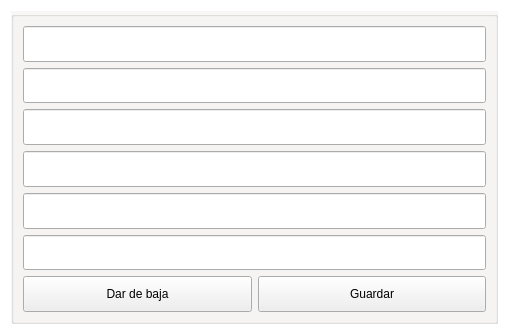
This is gui/detalles/detalleUsuarios.ui in shae-ra/sindicato as Qt 5 draws it before an edit. The edited form follows.
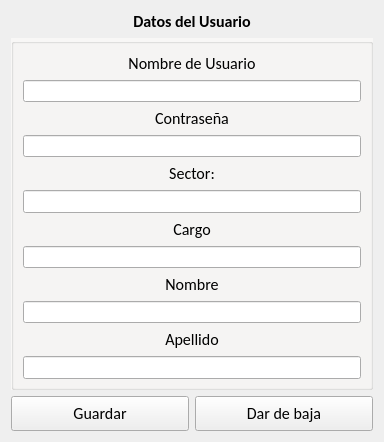
This is the edited form. Icons and pictures are not drawn.

```diff
--- a/gui/detalles/detalleUsuarios.ui
+++ b/gui/detalles/detalleUsuarios.ui
@@ -6,424 +6,27 @@
    <rect>
     <x>0</x>
     <y>0</y>
-    <width>509</width>
-    <height>335</height>
+    <width>384</width>
+    <height>442</height>
    </rect>
   </property>
-  <property name="palette">
-   <palette>
-    <active>
-     <colorrole role="WindowText">
-      <brush brushstyle="SolidPattern">
-       <color alpha="255">
-        <red>0</red>
-        <green>0</green>
-        <blue>0</blue>
-       </color>
-      </brush>
-     </colorrole>
-     <colorrole role="Button">
-      <brush brushstyle="SolidPattern">
-       <color alpha="255">
-        <red>255</red>
-        <green>255</green>
-        <blue>255</blue>
-       </color>
-      </brush>
-     </colorrole>
-     <colorrole role="Light">
-      <brush brushstyle="SolidPattern">
-       <color alpha="255">
-        <red>255</red>
-        <green>255</green>
-        <blue>255</blue>
-       </color>
-      </brush>
-     </colorrole>
-     <colorrole role="Midlight">
-      <brush brushstyle="SolidPattern">
-       <color alpha="255">
-        <red>255</red>
-        <green>255</green>
-        <blue>255</blue>
-       </color>
-      </brush>
-     </colorrole>
-     <colorrole role="Dark">
-      <brush brushstyle="SolidPattern">
-       <color alpha="255">
-        <red>127</red>
-        <green>127</green>
-        <blue>127</blue>
-       </color>
-      </brush>
-     </colorrole>
-     <colorrole role="Mid">
-      <brush brushstyle="SolidPattern">
-       <color alpha="255">
-        <red>170</red>
-        <green>170</green>
-        <blue>170</blue>
-       </color>
-      </brush>
-     </colorrole>
-     <colorrole role="Text">
-      <brush brushstyle="SolidPattern">
-       <color alpha="255">
-        <red>0</red>
-        <green>0</green>
-        <blue>0</blue>
-       </color>
-      </brush>
-     </colorrole>
-     <colorrole role="BrightText">
-      <brush brushstyle="SolidPattern">
-       <color alpha="255">
-        <red>255</red>
-        <green>255</green>
-        <blue>255</blue>
-       </color>
-      </brush>
-     </colorrole>
-     <colorrole role="ButtonText">
-      <brush brushstyle="SolidPattern">
-       <color alpha="255">
-        <red>0</red>
-        <green>0</green>
-        <blue>0</blue>
-       </color>
-      </brush>
-     </colorrole>
-     <colorrole role="Base">
-      <brush brushstyle="SolidPattern">
-       <color alpha="255">
-        <red>255</red>
-        <green>255</green>
-        <blue>255</blue>
-       </color>
-      </brush>
-     </colorrole>
-     <colorrole role="Window">
-      <brush brushstyle="SolidPattern">
-       <color alpha="255">
-        <red>255</red>
-        <green>255</green>
-        <blue>255</blue>
-       </color>
-      </brush>
-     </colorrole>
-     <colorrole role="Shadow">
-      <brush brushstyle="SolidPattern">
-       <color alpha="255">
-        <red>0</red>
-        <green>0</green>
-        <blue>0</blue>
-       </color>
-      </brush>
-     </colorrole>
-     <colorrole role="AlternateBase">
-      <brush brushstyle="SolidPattern">
-       <color alpha="255">
-        <red>255</red>
-        <green>255</green>
-        <blue>255</blue>
-       </color>
-      </brush>
-     </colorrole>
-     <colorrole role="ToolTipBase">
-      <brush brushstyle="SolidPattern">
-       <color alpha="255">
-        <red>255</red>
-        <green>255</green>
-        <blue>220</blue>
-       </color>
-      </brush>
-     </colorrole>
-     <colorrole role="ToolTipText">
-      <brush brushstyle="SolidPattern">
-       <color alpha="255">
-        <red>0</red>
-        <green>0</green>
-        <blue>0</blue>
-       </color>
-      </brush>
-     </colorrole>
-    </active>
-    <inactive>
-     <colorrole role="WindowText">
-      <brush brushstyle="SolidPattern">
-       <color alpha="255">
-        <red>0</red>
-        <green>0</green>
-        <blue>0</blue>
-       </color>
-      </brush>
-     </colorrole>
-     <colorrole role="Button">
-      <brush brushstyle="SolidPattern">
-       <color alpha="255">
-        <red>255</red>
-        <green>255</green>
-        <blue>255</blue>
-       </color>
-      </brush>
-     </colorrole>
-     <colorrole role="Light">
-      <brush brushstyle="SolidPattern">
-       <color alpha="255">
-        <red>255</red>
-        <green>255</green>
-        <blue>255</blue>
-       </color>
-      </brush>
-     </colorrole>
-     <colorrole role="Midlight">
-      <brush brushstyle="SolidPattern">
-       <color alpha="255">
-        <red>255</red>
-        <green>255</green>
-        <blue>255</blue>
-       </color>
-      </brush>
-     </colorrole>
-     <colorrole role="Dark">
-      <brush brushstyle="SolidPattern">
-       <color alpha="255">
-        <red>127</red>
-        <green>127</green>
-        <blue>127</blue>
-       </color>
-      </brush>
-     </colorrole>
-     <colorrole role="Mid">
-      <brush brushstyle="SolidPattern">
-       <color alpha="255">
-        <red>170</red>
-        <green>170</green>
-        <blue>170</blue>
-       </color>
-      </brush>
-     </colorrole>
-     <colorrole role="Text">
-      <brush brushstyle="SolidPattern">
-       <color alpha="255">
-        <red>0</red>
-        <green>0</green>
-        <blue>0</blue>
-       </color>
-      </brush>
-     </colorrole>
-     <colorrole role="BrightText">
-      <brush brushstyle="SolidPattern">
-       <color alpha="255">
-        <red>255</red>
-        <green>255</green>
-        <blue>255</blue>
-       </color>
-      </brush>
-     </colorrole>
-     <colorrole role="ButtonText">
-      <brush brushstyle="SolidPattern">
-       <color alpha="255">
-        <red>0</red>
-        <green>0</green>
-        <blue>0</blue>
-       </color>
-      </brush>
-     </colorrole>
-     <colorrole role="Base">
-      <brush brushstyle="SolidPattern">
-       <color alpha="255">
-        <red>255</red>
-        <green>255</green>
-        <blue>255</blue>
-       </color>
-      </brush>
-     </colorrole>
-     <colorrole role="Window">
-      <brush brushstyle="SolidPattern">
-       <color alpha="255">
-        <red>255</red>
-        <green>255</green>
-        <blue>255</blue>
-       </color>
-      </brush>
-     </colorrole>
-     <colorrole role="Shadow">
-      <brush brushstyle="SolidPattern">
-       <color alpha="255">
-        <red>0</red>
-        <green>0</green>
-        <blue>0</blue>
-       </color>
-      </brush>
-     </colorrole>
-     <colorrole role="AlternateBase">
-      <brush brushstyle="SolidPattern">
-       <color alpha="255">
-        <red>255</red>
-        <green>255</green>
-        <blue>255</blue>
-       </color>
-      </brush>
-     </colorrole>
-     <colorrole role="ToolTipBase">
-      <brush brushstyle="SolidPattern">
-       <color alpha="255">
-        <red>255</red>
-        <green>255</green>
-        <blue>220</blue>
-       </color>
-      </brush>
-     </colorrole>
-     <colorrole role="ToolTipText">
-      <brush brushstyle="SolidPattern">
-       <color alpha="255">
-        <red>0</red>
-        <green>0</green>
-        <blue>0</blue>
-       </color>
-      </brush>
-     </colorrole>
-    </inactive>
-    <disabled>
-     <colorrole role="WindowText">
-      <brush brushstyle="SolidPattern">
-       <color alpha="255">
-        <red>127</red>
-        <green>127</green>
-        <blue>127</blue>
-       </color>
-      </brush>
-     </colorrole>
-     <colorrole role="Button">
-      <brush brushstyle="SolidPattern">
-       <color alpha="255">
-        <red>255</red>
-        <green>255</green>
-        <blue>255</blue>
-       </color>
-      </brush>
-     </colorrole>
-     <colorrole role="Light">
-      <brush brushstyle="SolidPattern">
-       <color alpha="255">
-        <red>255</red>
-        <green>255</green>
-        <blue>255</blue>
-       </color>
-      </brush>
-     </colorrole>
-     <colorrole role="Midlight">
-      <brush brushstyle="SolidPattern">
-       <color alpha="255">
-        <red>255</red>
-        <green>255</green>
-        <blue>255</blue>
-       </color>
-      </brush>
-     </colorrole>
-     <colorrole role="Dark">
-      <brush brushstyle="SolidPattern">
-       <color alpha="255">
-        <red>127</red>
-        <green>127</green>
-        <blue>127</blue>
-       </color>
-      </brush>
-     </colorrole>
-     <colorrole role="Mid">
-      <brush brushstyle="SolidPattern">
-       <color alpha="255">
-        <red>170</red>
-        <green>170</green>
-        <blue>170</blue>
-       </color>
-      </brush>
-     </colorrole>
-     <colorrole role="Text">
-      <brush brushstyle="SolidPattern">
-       <color alpha="255">
-        <red>127</red>
-        <green>127</green>
-        <blue>127</blue>
-       </color>
-      </brush>
-     </colorrole>
-     <colorrole role="BrightText">
-      <brush brushstyle="SolidPattern">
-       <color alpha="255">
-        <red>255</red>
-        <green>255</green>
-        <blue>255</blue>
-       </color>
-      </brush>
-     </colorrole>
-     <colorrole role="ButtonText">
-      <brush brushstyle="SolidPattern">
-       <color alpha="255">
-        <red>127</red>
-        <green>127</green>
-        <blue>127</blue>
-       </color>
-      </brush>
-     </colorrole>
-     <colorrole role="Base">
-      <brush brushstyle="SolidPattern">
-       <color alpha="255">
-        <red>255</red>
-        <green>255</green>
-        <blue>255</blue>
-       </color>
-      </brush>
-     </colorrole>
-     <colorrole role="Window">
-      <brush brushstyle="SolidPattern">
-       <color alpha="255">
-        <red>255</red>
-        <green>255</green>
-        <blue>255</blue>
-       </color>
-      </brush>
-     </colorrole>
-     <colorrole role="Shadow">
-      <brush brushstyle="SolidPattern">
-       <color alpha="255">
-        <red>0</red>
-        <green>0</green>
-        <blue>0</blue>
-       </color>
-      </brush>
-     </colorrole>
-     <colorrole role="AlternateBase">
-      <brush brushstyle="SolidPattern">
-       <color alpha="255">
-        <red>255</red>
-        <green>255</green>
-        <blue>255</blue>
-       </color>
-      </brush>
-     </colorrole>
-     <colorrole role="ToolTipBase">
-      <brush brushstyle="SolidPattern">
-       <color alpha="255">
-        <red>255</red>
-        <green>255</green>
-        <blue>220</blue>
-       </color>
-      </brush>
-     </colorrole>
-     <colorrole role="ToolTipText">
-      <brush brushstyle="SolidPattern">
-       <color alpha="255">
-        <red>0</red>
-        <green>0</green>
-        <blue>0</blue>
-       </color>
-      </brush>
-     </colorrole>
-    </disabled>
-   </palette>
+  <property name="minimumSize">
+   <size>
+    <width>384</width>
+    <height>442</height>
+   </size>
+  </property>
+  <property name="maximumSize">
+   <size>
+    <width>384</width>
+    <height>442</height>
+   </size>
+  </property>
+  <property name="sizeIncrement">
+   <size>
+    <width>384</width>
+    <height>442</height>
+   </size>
   </property>
   <property name="windowTitle">
    <string>Form</string>
@@ -433,8 +36,64 @@
     <normaloff>../iconos/oesteDev.ico</normaloff>../iconos/oesteDev.ico</iconset>
   </property>
   <layout class="QGridLayout" name="gridLayout_2">
+   <item row="2" column="1">
+    <widget class="QPushButton" name="pushButton">
+     <property name="sizePolicy">
+      <sizepolicy hsizetype="Preferred" vsizetype="Preferred">
+       <horstretch>0</horstretch>
+       <verstretch>0</verstretch>
+      </sizepolicy>
+     </property>
+     <property name="minimumSize">
+      <size>
+       <width>150</width>
+       <height>35</height>
+      </size>
+     </property>
+     <property name="font">
+      <font>
+       <family>Calibri</family>
+       <pointsize>12</pointsize>
+      </font>
+     </property>
+     <property name="styleSheet">
+      <string notr="true"/>
+     </property>
+     <property name="text">
+      <string>Dar de baja</string>
+     </property>
+     <property name="icon">
+      <iconset>
+       <normaloff>../iconos/delete.ico</normaloff>../iconos/delete.ico</iconset>
+     </property>
+    </widget>
+   </item>
    <item row="0" column="0" colspan="2">
+    <widget class="QLabel" name="label_7">
+     <property name="font">
+      <font>
+       <family>Calibri</family>
+       <pointsize>12</pointsize>
+       <weight>75</weight>
+       <bold>true</bold>
+      </font>
+     </property>
+     <property name="text">
+      <string>Datos del Usuario</string>
+     </property>
+     <property name="alignment">
+      <set>Qt::AlignCenter</set>
+     </property>
+    </widget>
+   </item>
+   <item row="1" column="0" colspan="2">
     <widget class="QGroupBox" name="groupBox">
+     <property name="font">
+      <font>
+       <family>Calibri</family>
+       <pointsize>12</pointsize>
+      </font>
+     </property>
      <property name="styleSheet">
       <string notr="true">#groupBox{
 background-color: #F8F7F6
@@ -443,55 +102,45 @@
      <property name="title">
       <string/>
      </property>
-     <layout class="QGridLayout" name="gridLayout" columnstretch="50,50">
-      <item row="6" column="1">
-       <widget class="QPushButton" name="pushButton_2">
+     <layout class="QGridLayout" name="gridLayout">
+      <item row="2" column="2">
+       <widget class="QLineEdit" name="lineEdit_4">
         <property name="sizePolicy">
          <sizepolicy hsizetype="Expanding" vsizetype="Expanding">
           <horstretch>0</horstretch>
           <verstretch>0</verstretch>
          </sizepolicy>
         </property>
-        <property name="styleSheet">
-         <string notr="true"/>
+        <property name="font">
+         <font>
+          <family>Calibri</family>
+          <pointsize>12</pointsize>
+          <weight>75</weight>
+          <bold>true</bold>
+         </font>
         </property>
-        <property name="text">
-         <string>Guardar</string>
-        </property>
-        <property name="icon">
-         <iconset>
-          <normaloff>../iconos/save.ico</normaloff>../iconos/save.ico</iconset>
-        </property>
-        <property name="iconSize">
-         <size>
-          <width>20</width>
-          <height>20</height>
-         </size>
-        </property>
        </widget>
       </item>
-      <item row="6" column="0">
-       <widget class="QPushButton" name="pushButton">
+      <item row="4" column="2">
+       <widget class="QLineEdit" name="lineEdit">
         <property name="sizePolicy">
          <sizepolicy hsizetype="Expanding" vsizetype="Expanding">
           <horstretch>0</horstretch>
           <verstretch>0</verstretch>
          </sizepolicy>
         </property>
-        <property name="styleSheet">
-         <string notr="true"/>
+        <property name="font">
+         <font>
+          <family>Calibri</family>
+          <pointsize>12</pointsize>
+          <weight>75</weight>
+          <bold>true</bold>
+         </font>
         </property>
-        <property name="text">
-         <string>Dar de baja</string>
-        </property>
-        <property name="icon">
-         <iconset>
-          <normaloff>../iconos/delete.ico</normaloff>../iconos/delete.ico</iconset>
-        </property>
        </widget>
       </item>
-      <item row="5" column="0" colspan="2">
-       <widget class="QLineEdit" name="lineEdit_6">
+      <item row="6" column="2">
+       <widget class="QLineEdit" name="lineEdit_2">
         <property name="sizePolicy">
          <sizepolicy hsizetype="Expanding" vsizetype="Expanding">
           <horstretch>0</horstretch>
@@ -500,7 +149,7 @@
         </property>
         <property name="font">
          <font>
-          <family>System</family>
+          <family>Calibri</family>
           <pointsize>12</pointsize>
           <weight>75</weight>
           <bold>true</bold>
@@ -508,7 +157,39 @@
         </property>
        </widget>
       </item>
-      <item row="4" column="0" colspan="2">
+      <item row="5" column="2">
+       <widget class="QLabel" name="label_3">
+        <property name="font">
+         <font>
+          <family>Calibri</family>
+          <pointsize>12</pointsize>
+         </font>
+        </property>
+        <property name="text">
+         <string>Sector:</string>
+        </property>
+        <property name="alignment">
+         <set>Qt::AlignCenter</set>
+        </property>
+       </widget>
+      </item>
+      <item row="7" column="2">
+       <widget class="QLabel" name="label_4">
+        <property name="font">
+         <font>
+          <family>Calibri</family>
+          <pointsize>12</pointsize>
+         </font>
+        </property>
+        <property name="text">
+         <string>Cargo</string>
+        </property>
+        <property name="alignment">
+         <set>Qt::AlignCenter</set>
+        </property>
+       </widget>
+      </item>
+      <item row="10" column="2">
        <widget class="QLineEdit" name="lineEdit_5">
         <property name="sizePolicy">
          <sizepolicy hsizetype="Expanding" vsizetype="Expanding">
@@ -518,7 +199,7 @@
         </property>
         <property name="font">
          <font>
-          <family>System</family>
+          <family>Calibri</family>
           <pointsize>12</pointsize>
           <weight>75</weight>
           <bold>true</bold>
@@ -526,7 +207,25 @@
         </property>
        </widget>
       </item>
-      <item row="3" column="0" colspan="2">
+      <item row="12" column="2">
+       <widget class="QLineEdit" name="lineEdit_6">
+        <property name="sizePolicy">
+         <sizepolicy hsizetype="Expanding" vsizetype="Expanding">
+          <horstretch>0</horstretch>
+          <verstretch>0</verstretch>
+         </sizepolicy>
+        </property>
+        <property name="font">
+         <font>
+          <family>Calibri</family>
+          <pointsize>12</pointsize>
+          <weight>75</weight>
+          <bold>true</bold>
+         </font>
+        </property>
+       </widget>
+      </item>
+      <item row="8" column="2">
        <widget class="QLineEdit" name="lineEdit_3">
         <property name="sizePolicy">
          <sizepolicy hsizetype="Expanding" vsizetype="Expanding">
@@ -536,7 +235,7 @@
         </property>
         <property name="font">
          <font>
-          <family>System</family>
+          <family>Calibri</family>
           <pointsize>12</pointsize>
           <weight>75</weight>
           <bold>true</bold>
@@ -544,63 +243,111 @@
         </property>
        </widget>
       </item>
-      <item row="2" column="0" colspan="2">
-       <widget class="QLineEdit" name="lineEdit_2">
-        <property name="sizePolicy">
-         <sizepolicy hsizetype="Expanding" vsizetype="Expanding">
-          <horstretch>0</horstretch>
-          <verstretch>0</verstretch>
-         </sizepolicy>
-        </property>
+      <item row="1" column="2">
+       <widget class="QLabel" name="label">
         <property name="font">
          <font>
-          <family>System</family>
+          <family>Calibri</family>
           <pointsize>12</pointsize>
-          <weight>75</weight>
-          <bold>true</bold>
          </font>
         </property>
+        <property name="text">
+         <string>Nombre de Usuario</string>
+        </property>
+        <property name="alignment">
+         <set>Qt::AlignCenter</set>
+        </property>
        </widget>
       </item>
-      <item row="1" column="0" colspan="2">
-       <widget class="QLineEdit" name="lineEdit">
-        <property name="sizePolicy">
-         <sizepolicy hsizetype="Expanding" vsizetype="Expanding">
-          <horstretch>0</horstretch>
-          <verstretch>0</verstretch>
-         </sizepolicy>
-        </property>
+      <item row="11" column="2">
+       <widget class="QLabel" name="label_6">
         <property name="font">
          <font>
-          <family>System</family>
+          <family>Calibri</family>
           <pointsize>12</pointsize>
-          <weight>75</weight>
-          <bold>true</bold>
          </font>
         </property>
+        <property name="text">
+         <string>Apellido</string>
+        </property>
+        <property name="alignment">
+         <set>Qt::AlignCenter</set>
+        </property>
        </widget>
       </item>
-      <item row="0" column="0" colspan="2">
-       <widget class="QLineEdit" name="lineEdit_4">
-        <property name="sizePolicy">
-         <sizepolicy hsizetype="Expanding" vsizetype="Expanding">
-          <horstretch>0</horstretch>
-          <verstretch>0</verstretch>
-         </sizepolicy>
+      <item row="9" column="2">
+       <widget class="QLabel" name="label_5">
+        <property name="font">
+         <font>
+          <family>Calibri</family>
+          <pointsize>12</pointsize>
+         </font>
         </property>
+        <property name="text">
+         <string>Nombre</string>
+        </property>
+        <property name="alignment">
+         <set>Qt::AlignCenter</set>
+        </property>
+       </widget>
+      </item>
+      <item row="3" column="2">
+       <widget class="QLabel" name="label_2">
         <property name="font">
          <font>
-          <family>System</family>
+          <family>Calibri</family>
           <pointsize>12</pointsize>
-          <weight>75</weight>
-          <bold>true</bold>
          </font>
         </property>
+        <property name="text">
+         <string>Contraseña</string>
+        </property>
+        <property name="alignment">
+         <set>Qt::AlignCenter</set>
+        </property>
        </widget>
       </item>
      </layout>
     </widget>
    </item>
+   <item row="2" column="0">
+    <widget class="QPushButton" name="pushButton_2">
+     <property name="sizePolicy">
+      <sizepolicy hsizetype="Preferred" vsizetype="Preferred">
+       <horstretch>0</horstretch>
+       <verstretch>0</verstretch>
+      </sizepolicy>
+     </property>
+     <property name="minimumSize">
+      <size>
+       <width>150</width>
+       <height>35</height>
+      </size>
+     </property>
+     <property name="font">
+      <font>
+       <family>Calibri</family>
+       <pointsize>12</pointsize>
+      </font>
+     </property>
+     <property name="styleSheet">
+      <string notr="true"/>
+     </property>
+     <property name="text">
+      <string>Guardar</string>
+     </property>
+     <property name="icon">
+      <iconset>
+       <normaloff>../iconos/save.ico</normaloff>../iconos/save.ico</iconset>
+     </property>
+     <property name="iconSize">
+      <size>
+       <width>20</width>
+       <height>20</height>
+      </size>
+     </property>
+    </widget>
+   </item>
   </layout>
  </widget>
  <resources/>
```
